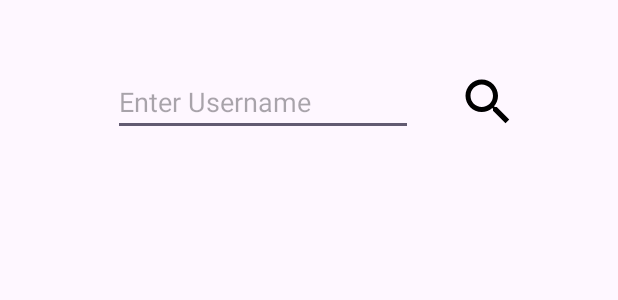
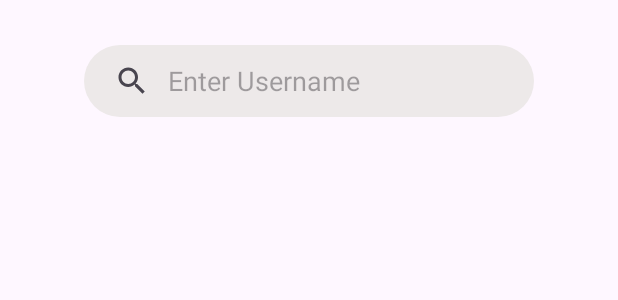
Before and after one commit to UmutEmreSarikaya/GitHubApp, an Android app: the layout fragment_search.xml on its own in the app's theme, with its tools: preview values and no code run, on a phone screen of 412 x 824 dp. Shown: the top 300 px of the screen. Run offline under Robolectric (Android 15) with nearby library versions, the phone set to English and light mode, and no system bars.

Commit message:
Added SearchView

```diff
--- a/app/src/main/AndroidManifest.xml
+++ b/app/src/main/AndroidManifest.xml
@@ -17,6 +17,7 @@
         tools:targetApi="31" >
         <activity
             android:name=".ui.MainActivity"
+            android:windowSoftInputMode="adjustPan"
             android:exported="false" />
         <activity
             android:name=".ui.SplashActivity"
--- /dev/null
+++ b/app/src/main/res/drawable/search_view_background.xml
@@ -0,0 +1,4 @@
+<shape xmlns:android="http://schemas.android.com/apk/res/android"
+    android:shape="rectangle">
+    <corners android:radius="32dp" />
+</shape>
--- a/app/src/main/res/layout/fragment_search.xml
+++ b/app/src/main/res/layout/fragment_search.xml
@@ -12,28 +12,17 @@
         android:layout_height="match_parent"
         tools:context=".ui.search.SearchFragment">
 
-        <EditText
-            android:id="@+id/et_username"
-            android:layout_width="200dp"
+        <SearchView
+            android:id="@+id/sv_username"
+            style="@style/SearchViewStyle"
+            android:layout_width="300dp"
             android:layout_height="wrap_content"
-            android:layout_marginStart="75dp"
-            android:layout_marginTop="45dp"
-            android:autofillHints="username"
-            android:hint="@string/enter_username"
-            android:inputType="text"
+            android:layout_marginTop="30dp"
+            android:iconifiedByDefault="false"
+            android:queryHint="@string/enter_username"
+            app:layout_constraintEnd_toEndOf="parent"
             app:layout_constraintStart_toStartOf="parent"
             app:layout_constraintTop_toTopOf="parent" />
-
-        <ImageButton
-            android:id="@+id/btn_search"
-            android:layout_width="40dp"
-            android:layout_height="40dp"
-            android:layout_marginStart="30dp"
-            android:background="@drawable/baseline_search_24"
-            android:contentDescription="@string/search_button"
-            app:layout_constraintBottom_toBottomOf="@+id/et_username"
-            app:layout_constraintStart_toEndOf="@+id/et_username"
-            app:layout_constraintTop_toTopOf="@+id/et_username" />
 
         <TextView
             android:id="@+id/tv_user_not_found"
@@ -45,7 +34,7 @@
             app:layout_constraintBottom_toBottomOf="parent"
             app:layout_constraintEnd_toEndOf="parent"
             app:layout_constraintStart_toStartOf="parent"
-            app:layout_constraintTop_toBottomOf="@+id/et_username" />
+            app:layout_constraintTop_toBottomOf="@+id/sv_username" />
 
         <androidx.recyclerview.widget.RecyclerView
             android:id="@+id/recycler_repo"
@@ -54,6 +43,6 @@
             android:layout_marginTop="20dp"
             app:layoutManager="androidx.recyclerview.widget.LinearLayoutManager"
             app:layout_constraintBottom_toBottomOf="parent"
-            app:layout_constraintTop_toBottomOf="@+id/et_username" />
+            app:layout_constraintTop_toBottomOf="@+id/sv_username" />
     </androidx.constraintlayout.widget.ConstraintLayout>
 </layout>
--- a/app/src/main/res/values/colors.xml
+++ b/app/src/main/res/values/colors.xml
@@ -3,4 +3,5 @@
     <color name="black">#FF000000</color>
     <color name="white">#FFFFFFFF</color>
     <color name="green">#FF5C9817</color>
+    <color name="gray">#EDE9E9</color>
 </resources>
--- a/app/src/main/res/values/strings.xml
+++ b/app/src/main/res/values/strings.xml
@@ -1,7 +1,5 @@
 <resources>
     <string name="app_name">GitHubApp</string>
-    <!-- TODO: Remove or change this placeholder text -->
-    <string name="hello_blank_fragment">Hello blank fragment</string>
     <string name="enter_username">Enter Username</string>
     <string name="search_button">Search Button</string>
     <string name="search">Search</string>
--- a/app/src/main/res/values/styles.xml
+++ b/app/src/main/res/values/styles.xml
@@ -1,13 +1,18 @@
 <?xml version="1.0" encoding="utf-8"?>
 <resources>
     <style name="ModalBottomSheetDialog" parent="Widget.MaterialComponents.BottomSheet.Modal">
-        <item name="backgroundTint">@color/green</item>
         <item name="shapeAppearance">@style/ShapeAppearance.App.LargeComponent</item>
     </style>
 
     <style name="ShapeAppearance.App.LargeComponent" parent="ShapeAppearance.MaterialComponents.LargeComponent">
         <item name="cornerFamily">rounded</item>
-        <item name="cornerSize">24dp</item>
+        <item name="cornerSize">48dp</item>
+    </style>
+
+    <style name="SearchViewStyle" parent="Widget.AppCompat.SearchView">
+        <item name="android:background">@drawable/search_view_background</item>
+        <item name="android:queryBackground">@android:color/transparent</item>
+        <item name="android:backgroundTint">@color/gray</item>
     </style>
 
 </resources>
--- a/app/src/main/res/values/themes.xml
+++ b/app/src/main/res/values/themes.xml
@@ -3,7 +3,10 @@
     <style name="Base.Theme.GitHubApp" parent="Theme.Material3.DayNight.NoActionBar">
         <!-- Customize your light theme here. -->
         <!-- <item name="colorPrimary">@color/my_light_primary</item> -->
+        <item name="colorPrimary">@color/black</item>
         <item name="bottomSheetDialogTheme">@style/ThemeOverlay.App.BottomSheetDialog</item>
+        <item name="bottomNavigationStyle">@style/Widget.MaterialComponents.BottomNavigationView.Colored</item>
+        <item name="colorOnPrimary">@color/white</item>
     </style>
 
     <style name="ThemeOverlay.App.BottomSheetDialog" parent="ThemeOverlay.MaterialComponents.BottomSheetDialog">
```
Also changed, not shown: app/src/main/java/com/umutemregithub/app/ui/search/SearchFragment.kt (+17 -5 lines), app/src/main/res/navigation/navigation_graph.xml (+6 -6 lines).
